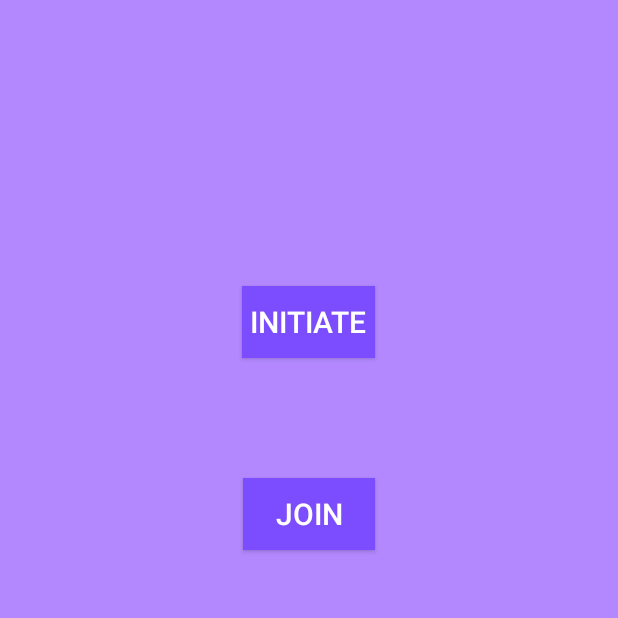
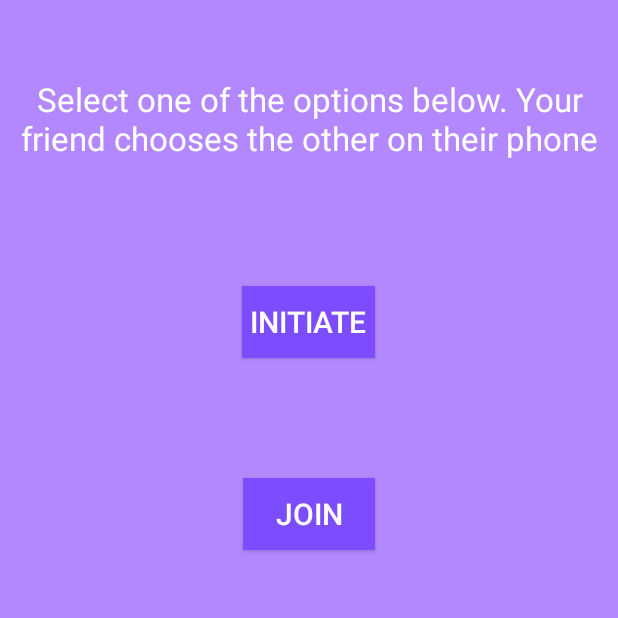
Before and after one commit to OmerKhureshi/CSC780, an Android app: the BluetoothManualActivity screen opened directly, with no data from a screen before it, on a phone screen of 412 x 824 dp, the top half of it. Run offline under Robolectric (Android 15) with nearby library versions, the phone set to English and light mode, and no system bars; network calls fail.

Commit message:
Minor bug fixes .

```diff
--- a/DrawSome/app/src/main/res/drawable/circular_progress_bar.xml
+++ b/DrawSome/app/src/main/res/drawable/circular_progress_bar.xml
@@ -8,9 +8,9 @@
             android:useLevel="true"
             >
             <gradient
-                android:startColor="#fb0000"
-                android:endColor="#00FF00"
-                android:centerColor="#fbf400"
+                android:startColor="#ffffff"
+                android:endColor="#ffffff"
+                android:centerColor="#ffffff"
                 android:type="sweep" />
         </shape>
     </item>
--- a/DrawSome/app/src/main/res/layout/activity_bluetooth_connection.xml
+++ b/DrawSome/app/src/main/res/layout/activity_bluetooth_connection.xml
@@ -48,4 +48,15 @@
         android:layout_centerHorizontal="true"
         android:layout_marginTop="56dp" />
 
+    <TextView
+        android:layout_width="wrap_content"
+        android:layout_height="wrap_content"
+        android:textAppearance="?android:attr/textAppearanceLarge"
+        android:text="Select one of the options below. Your friend chooses the other on their phone"
+        android:id="@+id/textView7"
+        android:layout_alignParentTop="true"
+        android:layout_centerHorizontal="true"
+        android:layout_marginTop="46dp"
+        android:gravity="center" />
+
 </RelativeLayout>
--- a/DrawSome/app/src/main/res/layout/activity_drawing.xml
+++ b/DrawSome/app/src/main/res/layout/activity_drawing.xml
@@ -18,7 +18,7 @@
         <ImageView
             android:layout_width="30dp"
             android:layout_height="30dp"
-            android:src="@drawable/sand_timer"
+            android:src="@drawable/hourglass"
             android:layout_marginLeft="10dp"
             android:layout_marginRight="10dp"/>
         <TextView
@@ -41,7 +41,9 @@
             style="?android:attr/progressBarStyleHorizontal"
             android:max="100" />
 
+
     </LinearLayout>
+
     <com.drawsome.drawing.DrawView
         android:id="@+id/draw"
         android:layout_width="fill_parent"
```
Also changed, not shown: DrawSome/app/src/main/java/com/drawsome/drawing/DrawingActivity.java (+21 -19 lines), DrawSome/app/src/main/res/drawable-hdpi/hourglass.png (added), DrawSome/app/src/main/res/drawable-mdpi/hourglass.png (added), DrawSome/app/src/main/res/drawable-xhdpi/hourglass.png (added), DrawSome/app/src/main/res/drawable-xxhdpi/hourglass.png (added), DrawSome/app/src/main/res/drawable-xxxhdpi/hourglass.png (added). Lines whose indentation alone changed are shown as unchanged.
